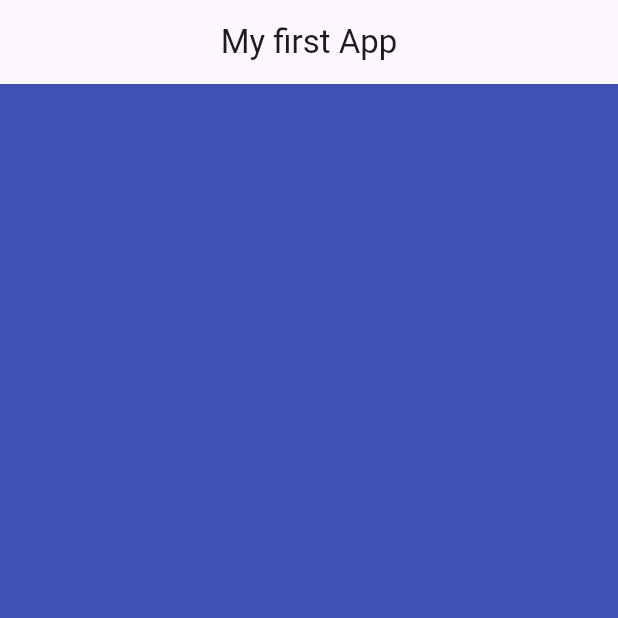
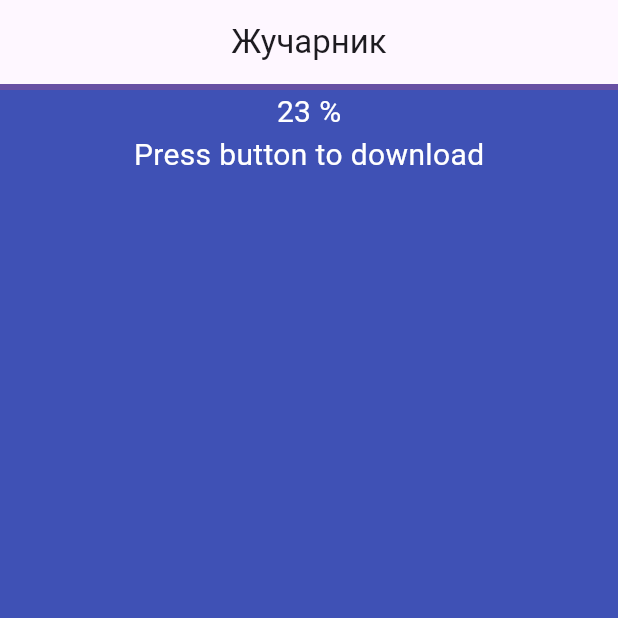
Before and after one commit to Vlad-Efremovv/helloflutter, a Flutter app: the screen it shows after launch, on a phone screen of 412 x 824 dp, the top half of it. Run offline on Flutter 3.47's test engine with Material 3 defaults, Android fonts, the phone set to English and light mode, and no system bars.

Commit message:
еще раз чтото сделал

```diff
--- a/lib/main.dart
+++ b/lib/main.dart
@@ -1,8 +1,6 @@
 import 'package:flutter/material.dart';
 
-void main() {
-  runApp(MyfirstApp());
-}
+void main() => runApp(MyfirstApp());
 
 class MyfirstApp extends StatelessWidget {
   @override
@@ -11,8 +9,27 @@ class MyfirstApp extends StatelessWidget {
       home: Scaffold(
         backgroundColor: Colors.indigo,
         appBar: AppBar(
-          title: Text("My first App"),
+          title: Text("Жучарник"),
           centerTitle: true,
+        ),
+        body: Center(
+          child: Container(
+            child: Column(
+              children: <Widget>[
+                LinearProgressIndicator(
+                  value: 23,
+                ),
+                Text(
+                  "23 %",
+                  style: TextStyle(color: Colors.white, fontSize: 20),
+                ),
+                Text(
+                  "Press button to download",
+                  style: TextStyle(color: Colors.white, fontSize: 20),
+                ),
+              ],
+            ),
+          ),
         ),
       ),
     );
```
